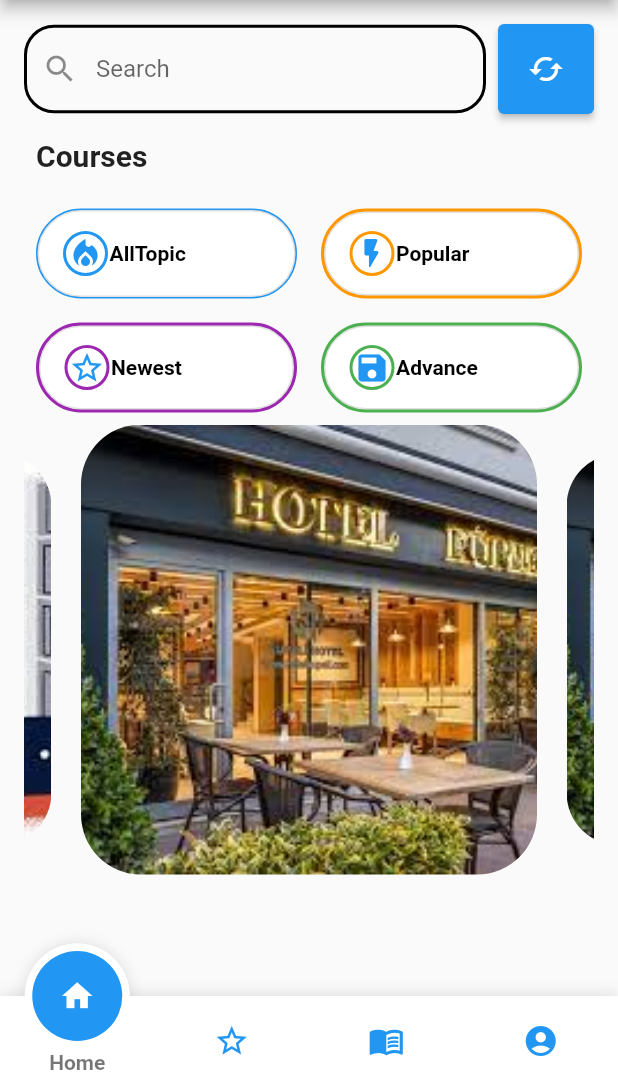
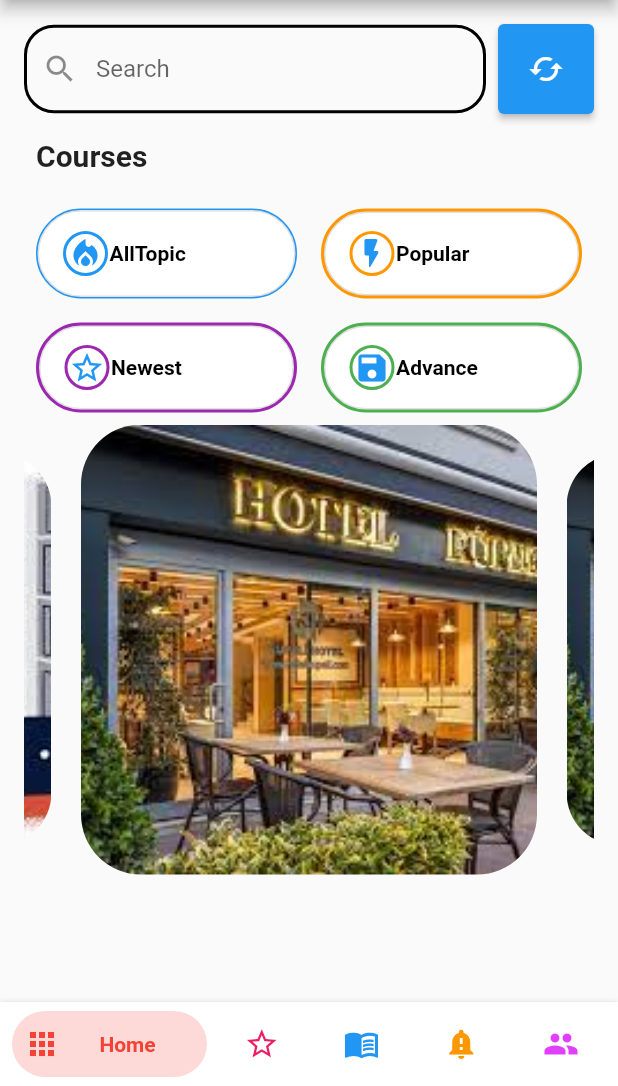
Before and after one commit to nurlan1998/task_ui, a Flutter app: the screen it shows after launch, on a phone screen of 412 x 824 dp, the part 150-1236 px from its top. Run offline on Flutter 3.47's test engine with Material 2 defaults, Android fonts, the phone set to English and light mode, and no system bars; drawn by our look-alikes of bottom_navy_bar, carousel_slider, fancy_bottom_navigation.

```diff
--- a/lib/screens/screen_main.dart
+++ b/lib/screens/screen_main.dart
@@ -1,4 +1,4 @@
-import 'package:fancy_bottom_navigation/fancy_bottom_navigation.dart';
+import 'package:bottom_navy_bar/bottom_navy_bar.dart';
 import 'package:flutter/cupertino.dart';
 import 'package:flutter/material.dart';
 import 'package:task_ui/screens/two_page_widget.dart';
@@ -18,11 +18,9 @@ class MainWidgetPage extends StatefulWidget {
 }
 
 class _MainWidgetState extends State<MainWidgetPage> {
-  PageController pageController = PageController(
-    initialPage: 0,
-    keepPage: true,
-  );
   int currentPage = 0;
+  PageController? pageController;
+  GlobalKey bottomNavigationKey = GlobalKey();
 
   @override
   Widget build(BuildContext context) {
@@ -47,7 +45,14 @@ class _MainWidgetState extends State<MainWidgetPage> {
         ],
       ),
       body: PageView(
+        physics: const BouncingScrollPhysics(),
+        scrollDirection: Axis.horizontal,
         controller: pageController,
+        onPageChanged: (index) {
+          setState(() {
+            currentPage = index;
+          });
+        },
         children: [
           SingleChildScrollView(
               child: Container(
@@ -58,37 +63,51 @@ class _MainWidgetState extends State<MainWidgetPage> {
         ],
       ),
 
-      bottomNavigationBar: FancyBottomNavigation(
-        onTabChangedListener: (int position) {
+      bottomNavigationBar: BottomNavyBar(
+        selectedIndex: currentPage,
+        showElevation: true,
+        itemCornerRadius: 24,
+        curve: Curves.easeIn,
+        onItemSelected: (int value) {
           setState(() {
-            currentPage = position;
+            currentPage = value;
           });
+          pageController!.jumpToPage(value);
         },
-        tabs: [
-          TabData(
-            iconData: Icons.home,
-            title: "Home",
+        items: [
+          BottomNavyBarItem(
+            icon: const Icon(Icons.apps),
+            title: const Text('Home'),
+            activeColor: Colors.red,
+            textAlign: TextAlign.center,
           ),
-          TabData(
-            iconData: Icons.star_border,
-            title: "Favorite",
+          BottomNavyBarItem(
+            icon: const Icon(Icons.star_border),
+            title: const Text('Favorite'),
+            activeColor: Colors.pink,
+            textAlign: TextAlign.center,
           ),
-          TabData(
-            iconData: Icons.menu_book,
-            title: "Menu",
+          BottomNavyBarItem(
+            icon: const Icon(Icons.menu_book),
+            title: const Text('Menu'),
+            activeColor: Colors.blue,
+            textAlign: TextAlign.center,
           ),
-          // TabData(iconData: Icons.notification_important, title: "Notification"),
-          TabData(iconData: Icons.account_circle, title: "Profile"),
+          BottomNavyBarItem(
+            icon: const Icon(Icons.notification_important),
+            title: const Text('Notification'),
+            activeColor: Colors.orange,
+            textAlign: TextAlign.center,
+          ),
+          BottomNavyBarItem(
+            icon: const Icon(Icons.people),
+            title: const Text('Profile'),
+            activeColor: Colors.purpleAccent,
+            textAlign: TextAlign.center,
+          ),
         ],
-        // key: bottomNavigationKey,
       ),
     );
-  }
-
-  void pageChanged(int index) {
-    setState(() {
-      currentPage = index;
-    });
   }
 
   _getPage(int page) {
@@ -119,6 +138,7 @@ class _MainWidgetState extends State<MainWidgetPage> {
 
   @override
   void initState() {
+    pageController = PageController();
     super.initState();
   }
 }
--- a/pubspec.yaml
+++ b/pubspec.yaml
@@ -31,6 +31,7 @@ dependencies:
   # The following adds the Cupertino Icons font to your application.
   # Use with the CupertinoIcons class for iOS style icons.
   cupertino_icons: ^1.0.2
+  bottom_navy_bar: ^6.0.0
 
 dev_dependencies:
   flutter_test:
```
Also changed, not shown: pubspec.lock.
